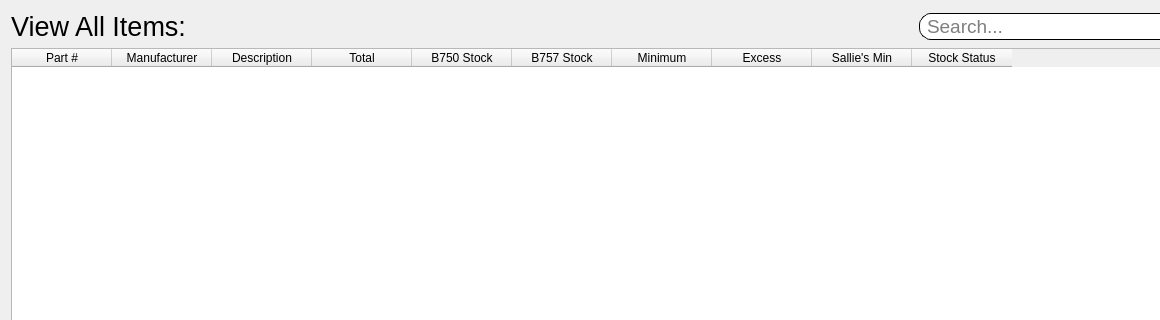
Above: ui/view.ui from pcdshub/stock-management before the change; both pictures show x 0 to 1160 and y 0 to 320 of the 1276 by 791 pixel window. Below: the same form after it.
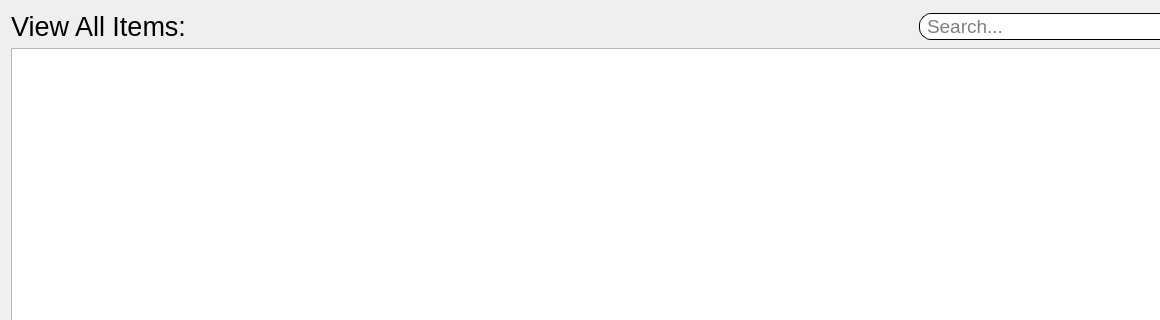
That is the form after the change.

```diff
--- a/ui/view.ui
+++ b/ui/view.ui
@@ -74,79 +74,7 @@
     </layout>
    </item>
    <item>
-    <widget class="QTableWidget" name="table">
-     <property name="sizePolicy">
-      <sizepolicy hsizetype="Expanding" vsizetype="Expanding">
-       <horstretch>0</horstretch>
-       <verstretch>0</verstretch>
-      </sizepolicy>
-     </property>
-     <property name="maximumSize">
-      <size>
-       <width>16777215</width>
-       <height>16777215</height>
-      </size>
-     </property>
-     <property name="showGrid">
-      <bool>true</bool>
-     </property>
-     <property name="sortingEnabled">
-      <bool>true</bool>
-     </property>
-     <property name="rowCount">
-      <number>0</number>
-     </property>
-     <column>
-      <property name="text">
-       <string>Part #</string>
-      </property>
-     </column>
-     <column>
-      <property name="text">
-       <string>Manufacturer</string>
-      </property>
-     </column>
-     <column>
-      <property name="text">
-       <string>Description</string>
-      </property>
-     </column>
-     <column>
-      <property name="text">
-       <string>Total</string>
-      </property>
-     </column>
-     <column>
-      <property name="text">
-       <string>B750 Stock</string>
-      </property>
-     </column>
-     <column>
-      <property name="text">
-       <string>B757 Stock</string>
-      </property>
-     </column>
-     <column>
-      <property name="text">
-       <string>Minimum</string>
-      </property>
-     </column>
-     <column>
-      <property name="text">
-       <string>Excess</string>
-      </property>
-     </column>
-     <column>
-      <property name="text">
-       <string>Sallie's Min</string>
-      </property>
-     </column>
-     <column>
-      <property name="text">
-       <string>Stock Status</string>
-      </property>
-     </column>
-    </widget>
+    <widget class="QTableView" name="table"/>
    </item>
    <item>
     <layout class="QHBoxLayout" name="horizontalLayout_3" stretch="3,1">
```
